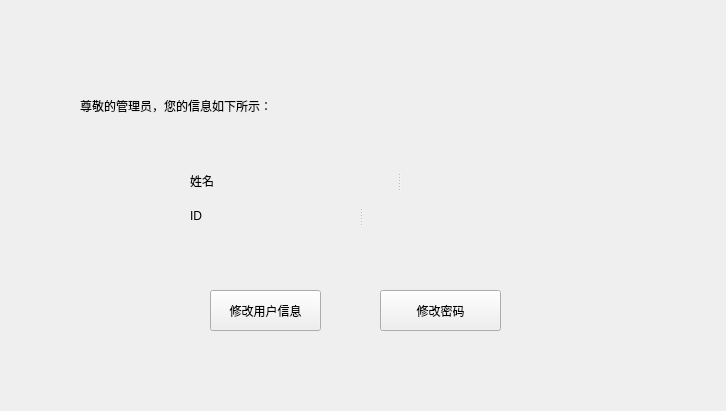
Above: CampusCardManager/manager.ui from DandexZ/software_project before the change. Below: the same form after it.
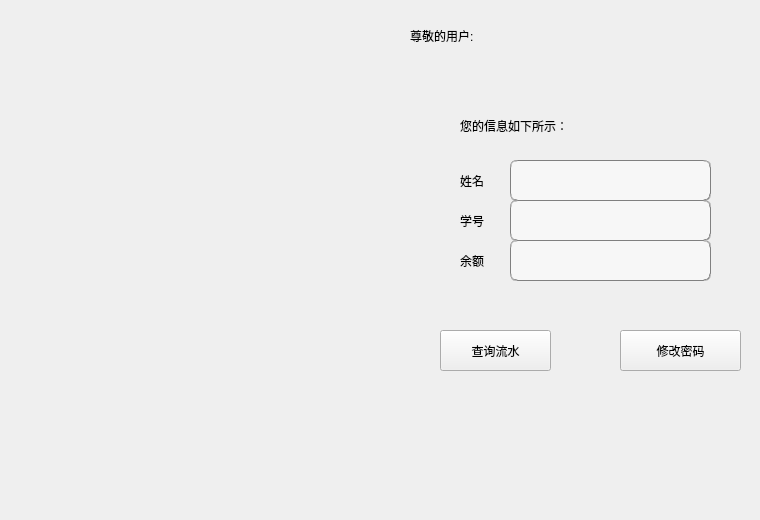
That is the form after the change.

The edit to the form file:
```diff
--- a/CampusCardManager/manager.ui
+++ b/CampusCardManager/manager.ui
@@ -6,44 +6,117 @@
    <rect>
     <x>0</x>
     <y>0</y>
-    <width>726</width>
-    <height>411</height>
+    <width>760</width>
+    <height>520</height>
    </rect>
   </property>
   <property name="windowTitle">
    <string>Form</string>
   </property>
-  <widget class="QPushButton" name="SearchTransactions">
+  <widget class="QLabel" name="name">
    <property name="geometry">
     <rect>
-     <x>210</x>
-     <y>290</y>
-     <width>111</width>
+     <x>460</x>
+     <y>160</y>
+     <width>51</width>
      <height>41</height>
     </rect>
    </property>
+   <property name="styleSheet">
+    <string notr="true">font: 9pt &quot;方正姚体&quot;;</string>
+   </property>
    <property name="text">
-    <string>修改用户信息</string>
+    <string>姓名</string>
    </property>
   </widget>
-  <widget class="QLabel" name="hint">
+  <widget class="QLabel" name="label">
    <property name="geometry">
     <rect>
-     <x>80</x>
-     <y>80</y>
-     <width>421</width>
+     <x>460</x>
+     <y>100</y>
+     <width>211</width>
      <height>51</height>
     </rect>
    </property>
+   <property name="styleSheet">
+    <string notr="true">font: 12pt &quot;楷体&quot;;</string>
+   </property>
    <property name="text">
-    <string>尊敬的管理员，您的信息如下所示：</string>
+    <string>您的信息如下所示：</string>
+   </property>
+  </widget>
+  <widget class="QLabel" name="moneyMessage">
+   <property name="geometry">
+    <rect>
+     <x>510</x>
+     <y>240</y>
+     <width>201</width>
+     <height>41</height>
+    </rect>
+   </property>
+   <property name="styleSheet">
+    <string notr="true">background-color: rgb(247, 247, 247);
+border:1px groove gray;border-radius:
+7px;padding:2px 4px;
+font: 10pt &quot;Candara&quot;;</string>
+   </property>
+   <property name="text">
+    <string/>
+   </property>
+  </widget>
+  <widget class="QLabel" name="nameMessage">
+   <property name="geometry">
+    <rect>
+     <x>510</x>
+     <y>160</y>
+     <width>201</width>
+     <height>41</height>
+    </rect>
+   </property>
+   <property name="styleSheet">
+    <string notr="true">background-color: rgb(247, 247, 247);
+border:1px groove gray;border-radius:
+7px;padding:2px 4px;
+font: 10pt &quot;Candara&quot;;</string>
+   </property>
+   <property name="text">
+    <string/>
+   </property>
+  </widget>
+  <widget class="QLabel" name="money">
+   <property name="geometry">
+    <rect>
+     <x>460</x>
+     <y>240</y>
+     <width>51</width>
+     <height>41</height>
+    </rect>
+   </property>
+   <property name="styleSheet">
+    <string notr="true">font: 9pt &quot;方正姚体&quot;;</string>
+   </property>
+   <property name="text">
+    <string>余额</string>
+   </property>
+  </widget>
+  <widget class="QLabel" name="label_image">
+   <property name="geometry">
+    <rect>
+     <x>0</x>
+     <y>0</y>
+     <width>390</width>
+     <height>520</height>
+    </rect>
+   </property>
+   <property name="text">
+    <string/>
    </property>
   </widget>
   <widget class="QPushButton" name="ChangePassword">
    <property name="geometry">
     <rect>
-     <x>380</x>
-     <y>290</y>
+     <x>620</x>
+     <y>330</y>
      <width>121</width>
      <height>41</height>
     </rect>
@@ -52,51 +125,69 @@
     <string>修改密码</string>
    </property>
   </widget>
-  <widget class="QSplitter" name="splitter">
+  <widget class="QLabel" name="number">
    <property name="geometry">
     <rect>
-     <x>190</x>
-     <y>160</y>
-     <width>271</width>
+     <x>460</x>
+     <y>200</y>
+     <width>51</width>
      <height>41</height>
     </rect>
    </property>
-   <property name="orientation">
-    <enum>Qt::Horizontal</enum>
+   <property name="styleSheet">
+    <string notr="true">font: 9pt &quot;方正姚体&quot;;</string>
    </property>
-   <widget class="QLabel" name="name">
-    <property name="text">
-     <string>姓名</string>
-    </property>
-   </widget>
-   <widget class="QLabel" name="nameMessage">
-    <property name="text">
-     <string/>
-    </property>
-   </widget>
+   <property name="text">
+    <string>学号</string>
+   </property>
   </widget>
-  <widget class="QSplitter" name="splitter_2">
+  <widget class="QLabel" name="numberMessage">
    <property name="geometry">
     <rect>
-     <x>190</x>
+     <x>510</x>
      <y>200</y>
+     <width>201</width>
+     <height>41</height>
+    </rect>
+   </property>
+   <property name="styleSheet">
+    <string notr="true">background-color: rgb(247, 247, 247);
+border:1px groove gray;border-radius:
+7px;padding:2px 4px;
+font: 10pt &quot;Candara&quot;;</string>
+   </property>
+   <property name="text">
+    <string/>
+   </property>
+  </widget>
+  <widget class="QLabel" name="hint">
+   <property name="geometry">
+    <rect>
+     <x>410</x>
+     <y>0</y>
      <width>271</width>
-     <height>31</height>
+     <height>71</height>
     </rect>
    </property>
-   <property name="orientation">
-    <enum>Qt::Horizontal</enum>
+   <property name="styleSheet">
+    <string notr="true">font: 16pt &quot;楷体&quot;;</string>
    </property>
-   <widget class="QLabel" name="number">
-    <property name="text">
-     <string>ID</string>
-    </property>
-   </widget>
-   <widget class="QLabel" name="numberMessage">
-    <property name="text">
-     <string/>
-    </property>
-   </widget>
+   <property name="text">
+    <string>尊敬的用户:</string>
+   </property>
+  </widget>
+  <widget class="QPushButton" name="SearchTransactions">
+   <property name="geometry">
+    <rect>
+     <x>440</x>
+     <y>330</y>
+     <width>111</width>
+     <height>41</height>
+    </rect>
+   </property>
+   <property name="text">
+    <string>查询流水</string>
+   </property>
   </widget>
  </widget>
  <resources/>
```
